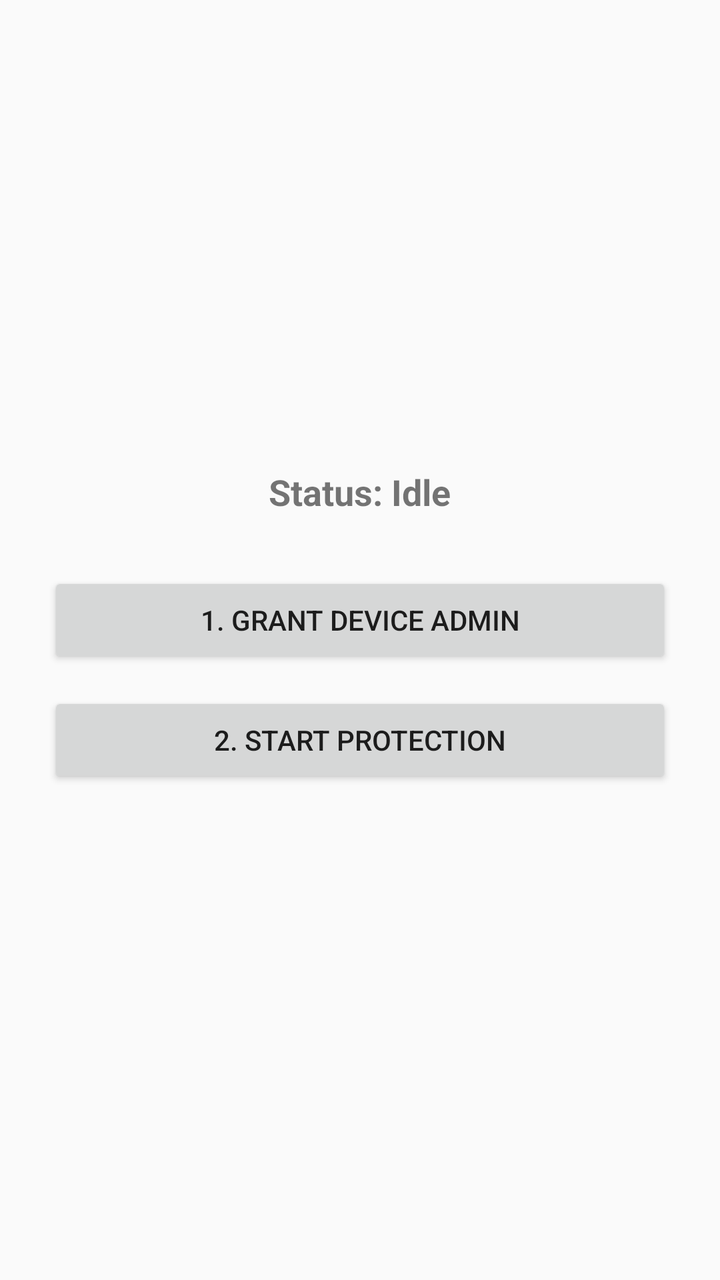
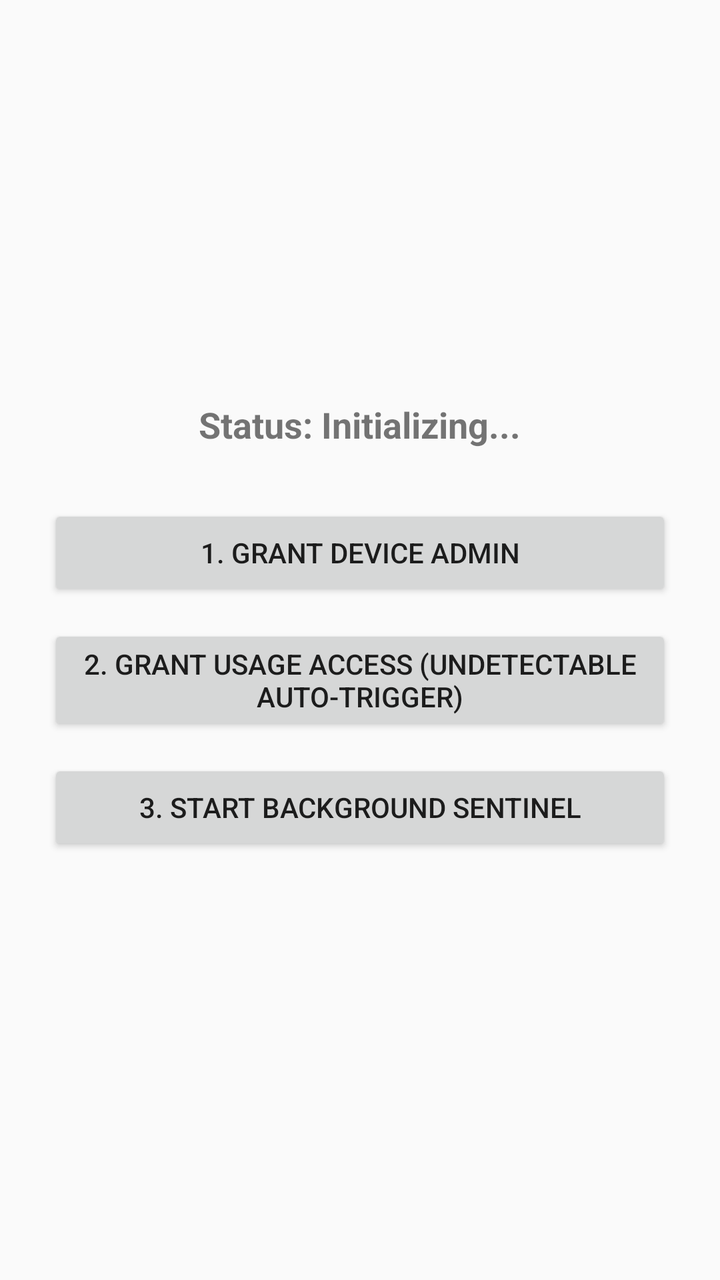

Before-and-after screenshots of an Android layout around one commit, followed by the original layout XML and the change that was made.
<!-- AndroidManifest.xml: application theme Theme.AppCompat.Light.NoActionBar -->
<!-- res/layout/activity_main.xml -->
<?xml version="1.0" encoding="utf-8"?>
<LinearLayout xmlns:android="http://schemas.android.com/apk/res/android"
    android:layout_width="match_parent"
    android:layout_height="match_parent"
    android:gravity="center"
    android:orientation="vertical"
    android:padding="24dp">

    <TextView
        android:id="@+id/tvStatus"
        android:layout_width="wrap_content"
        android:layout_height="wrap_content"
        android:text="Status: Idle"
        android:textSize="18sp"
        android:textStyle="bold"
        android:layout_marginBottom="28dp" />

    <Button
        android:id="@+id/btnAdmin"
        android:layout_width="match_parent"
        android:layout_height="wrap_content"
        android:text="1. Grant Device Admin"
        android:layout_marginBottom="12dp" />

    <Button
        android:id="@+id/btnToggle"
        android:layout_width="match_parent"
        android:layout_height="wrap_content"
        android:text="2. Start Protection"
        android:layout_marginBottom="12dp" />

</LinearLayout>
<!-- resources referenced by this layout -->
<resources>

</resources>

<!-- the commit's change to res/layout/activity_main.xml (unified diff, before → after) -->
@@ -10,7 +10,7 @@
         android:id="@+id/tvStatus"
         android:layout_width="wrap_content"
         android:layout_height="wrap_content"
-        android:text="Status: Idle"
+        android:text="Status: Initializing..."
         android:textSize="18sp"
         android:textStyle="bold"
         android:layout_marginBottom="28dp" />
@@ -23,10 +23,17 @@
         android:layout_marginBottom="12dp" />
 
     <Button
+        android:id="@+id/btnUsage"
+        android:layout_width="match_parent"
+        android:layout_height="wrap_content"
+        android:text="2. Grant Usage Access (Undetectable Auto-Trigger)"
+        android:layout_marginBottom="12dp" />
+
+    <Button
         android:id="@+id/btnToggle"
         android:layout_width="match_parent"
         android:layout_height="wrap_content"
-        android:text="2. Start Protection"
+        android:text="3. Start Background Sentinel"
         android:layout_marginBottom="12dp" />
 
 </LinearLayout>
